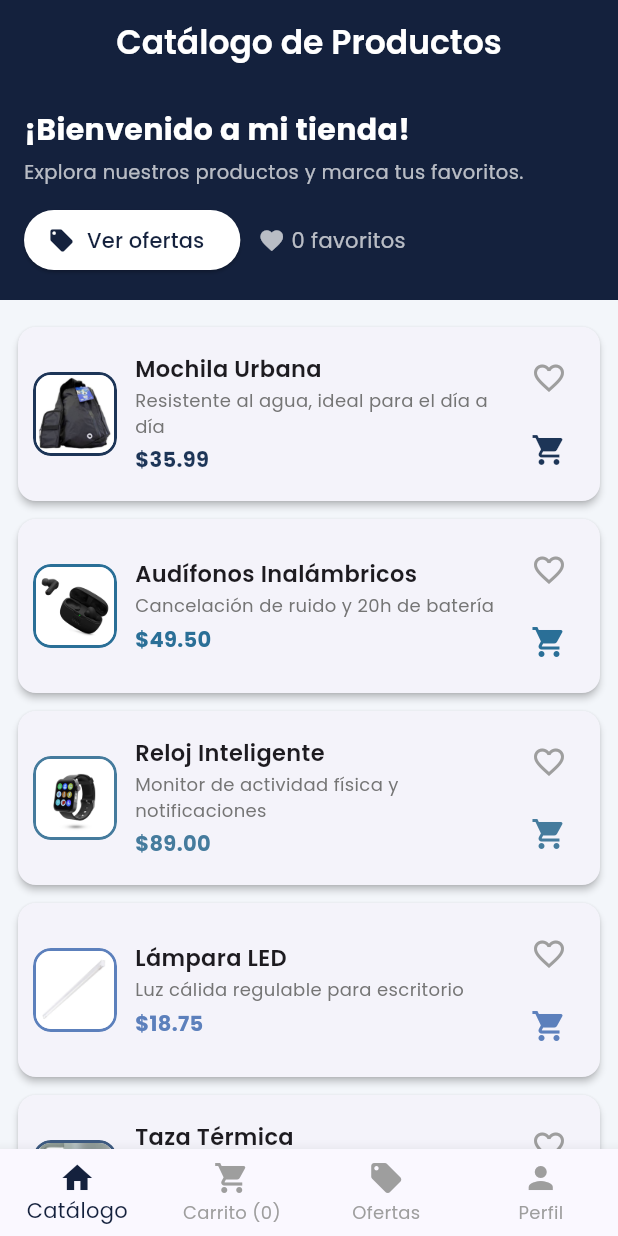
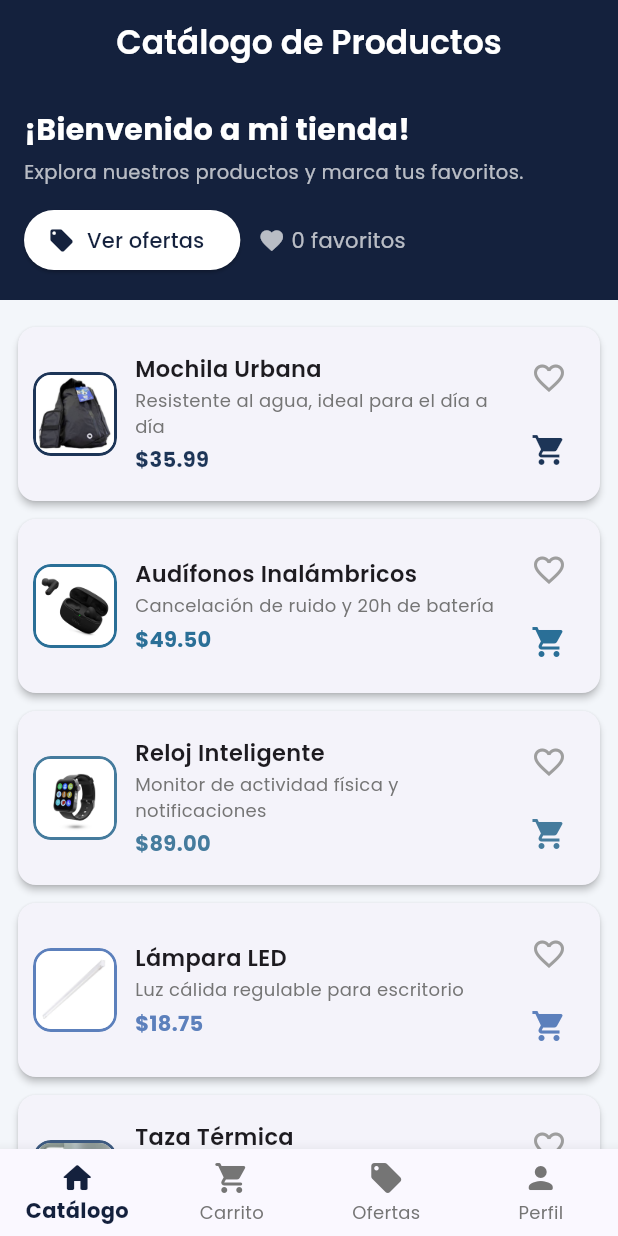
Before and after one commit to diegodv14/ecotec-programacion-movil-integradora-1, a Flutter app: the screen it shows after launch, on a phone screen of 412 x 824 dp. Run offline on Flutter 3.47's test engine with Material 3 defaults, Android fonts, the phone set to English and light mode, and no system bars; our stand-ins replace google_fonts.

Commit message:
style: mejorar diseño visual del BottomNavigationBar
- Aumentar elevación para mayor profundidad visual
- Usar íconos redondeados (rounded) para mejor apariencia
- Mejorar colores de items no seleccionados
- Hacer etiqueta seleccionada más prominente (bold)
- Mostrar cantidad de carrito solo si hay items
- Aplicar estilos consistentes en toda la navegación

```diff
--- a/lib/screens/app_main.dart
+++ b/lib/screens/app_main.dart
@@ -108,23 +108,25 @@ class _AppMainState extends State<AppMain> {
           });
         },
         type: BottomNavigationBarType.fixed,
+        elevation: 8,
         selectedItemColor: AppColors.primaryNavy,
-        unselectedItemColor: Colors.grey,
+        unselectedItemColor: Colors.grey[600],
+        selectedLabelStyle: const TextStyle(fontWeight: FontWeight.bold),
         items: [
           const BottomNavigationBarItem(
-            icon: Icon(Icons.home),
+            icon: Icon(Icons.home_rounded),
             label: 'Catálogo',
           ),
           BottomNavigationBarItem(
-            icon: const Icon(Icons.shopping_cart),
-            label: 'Carrito (${_carrito.length})',
+            icon: const Icon(Icons.shopping_cart_rounded),
+            label: 'Carrito${_carrito.isNotEmpty ? ' (${_carrito.length})' : ''}',
           ),
           const BottomNavigationBarItem(
-            icon: Icon(Icons.local_offer),
+            icon: Icon(Icons.local_offer_rounded),
             label: 'Ofertas',
           ),
           const BottomNavigationBarItem(
-            icon: Icon(Icons.person),
+            icon: Icon(Icons.person_rounded),
             label: 'Perfil',
           ),
         ],
```
